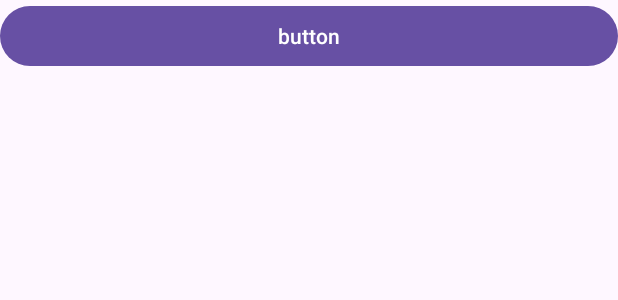
After one commit to AkshMavani/abc, an Android app: the layout activity_main11.xml on its own in the app's theme, with its tools: preview values and no code run, on a phone screen of 412 x 824 dp. The commit adds this screen. Shown: the top 300 px of the screen. Run offline under Robolectric (Android 15) with nearby library versions, the phone set to English and light mode, and no system bars.

Commit message:
blur...123

```diff
--- a/app/src/main/AndroidManifest.xml
+++ b/app/src/main/AndroidManifest.xml
@@ -37,6 +37,9 @@
         android:supportsRtl="true"
         android:theme="@style/Theme.Delete"
         tools:targetApi="31">
+        <activity
+            android:name=".abc.MainActivity2"
+            android:exported="false" />
         <activity
             android:name=".sqlite.MainActivity"
             android:exported="false" />
--- /dev/null
+++ b/app/src/main/res/layout/activity_main11.xml
@@ -0,0 +1,17 @@
+<?xml version="1.0" encoding="utf-8"?>
+<androidx.constraintlayout.widget.ConstraintLayout xmlns:android="http://schemas.android.com/apk/res/android"
+    xmlns:app="http://schemas.android.com/apk/res-auto"
+    xmlns:tools="http://schemas.android.com/tools"
+    android:layout_width="match_parent"
+    android:layout_height="match_parent"
+    tools:context=".abc.MainActivity2">
+
+    <Button
+        android:id="@+id/btn_submit"
+        android:layout_width="match_parent"
+        android:layout_height="wrap_content"
+        android:text="button"
+        app:layout_constraintEnd_toEndOf="parent"
+        app:layout_constraintStart_toStartOf="parent"
+        app:layout_constraintTop_toTopOf="parent" />
+</androidx.constraintlayout.widget.ConstraintLayout>
--- a/app/src/main/res/values/colors.xml
+++ b/app/src/main/res/values/colors.xml
@@ -1,5 +1,6 @@
 <?xml version="1.0" encoding="utf-8"?>
 <resources>
-    <color name="black">#4D000000</color>
+    <color name="black1">#4D000000</color>
+    <color name="black">#000000</color>
     <color name="white">#FFFFFFFF</color>
 </resources>
```
Also changed, not shown: app/src/main/java/com/example/delete/abc/MainActivity2.kt (added, +31 -0 lines).
